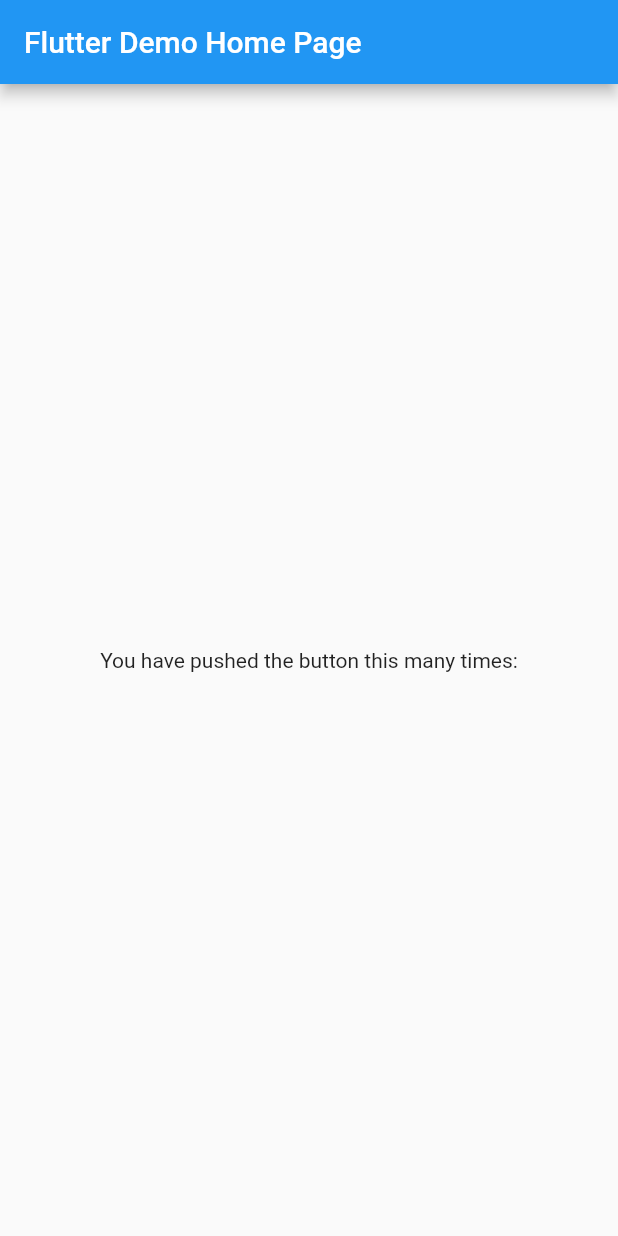
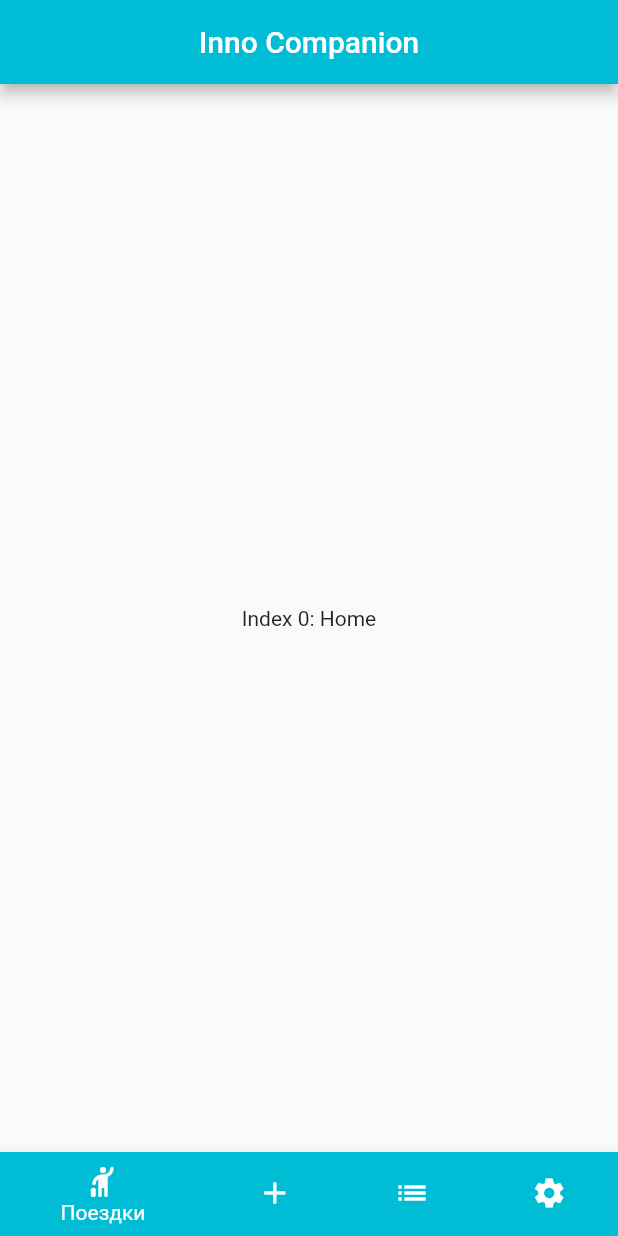
Before and after one commit to Gnutovv/inno_companion_old, a Flutter app: the screen it shows after launch, on a phone screen of 412 x 824 dp. Run offline on Flutter 3.47's test engine with Material 2 defaults, Android fonts, the phone set to English and light mode, and no system bars.

Commit message:
Добавил табБар

```diff
--- a/lib/main.dart
+++ b/lib/main.dart
@@ -1,4 +1,5 @@
 import 'package:flutter/material.dart';
+import 'package:flutter/services.dart';
 
 void main() {
   runApp(const MyApp());
@@ -11,10 +12,8 @@
   Widget build(BuildContext context) {
     return MaterialApp(
       title: 'Flutter Demo',
-      theme: ThemeData(
-        primarySwatch: Colors.blue,
-      ),
-      home: const MyHomePage(title: 'Flutter Demo Home Page'),
+      theme: ThemeData.light(),
+      home: const MyHomePage(title: 'Inno Companion'),
     );
   }
 }
@@ -29,21 +28,66 @@
 }
 
 class _MyHomePageState extends State<MyHomePage> {
+  int _selectedIndex = 0;
+  static const List<Widget> _widgetOptions = <Widget>[
+    Text(
+      'Index 0: Home',
+    ),
+    Text(
+      'Index 1: Create trip',
+    ),
+    Text(
+      'Index 2: My trips',
+    ),
+    Text(
+      'Index 3: Settings',
+    ),
+  ];
+
+  void _onItemTapped(int index) {
+    setState(() {
+      _selectedIndex = index;
+    });
+  }
+
   @override
   Widget build(BuildContext context) {
     return Scaffold(
       appBar: AppBar(
+        systemOverlayStyle: SystemUiOverlayStyle.light,
+        backgroundColor: Colors.cyan,
+        centerTitle: true,
         title: Text(widget.title),
       ),
       body: Center(
-        child: Column(
-          mainAxisAlignment: MainAxisAlignment.center,
-          children: const <Widget>[
-            Text(
-              'You have pushed the button this many times:',
-            ),
-          ],
-        ),
+        child: _widgetOptions.elementAt(_selectedIndex),
+      ),
+      bottomNavigationBar: BottomNavigationBar(
+        items: const <BottomNavigationBarItem>[
+          BottomNavigationBarItem(
+            icon: Icon(Icons.hail_rounded),
+            label: 'Поездки',
+            backgroundColor: Colors.cyan,
+          ),
+          BottomNavigationBarItem(
+            icon: Icon(Icons.add),
+            label: 'Создать поездку',
+            backgroundColor: Colors.cyan,
+          ),
+          BottomNavigationBarItem(
+            icon: Icon(Icons.list),
+            label: 'Мои поездки',
+            backgroundColor: Colors.cyan,
+          ),
+          BottomNavigationBarItem(
+            icon: Icon(Icons.settings),
+            label: 'Настройки',
+            backgroundColor: Colors.cyan,
+          ),
+        ],
+        currentIndex: _selectedIndex,
+        selectedItemColor: Colors.white,
+        onTap: _onItemTapped,
       ),
     );
   }
```
